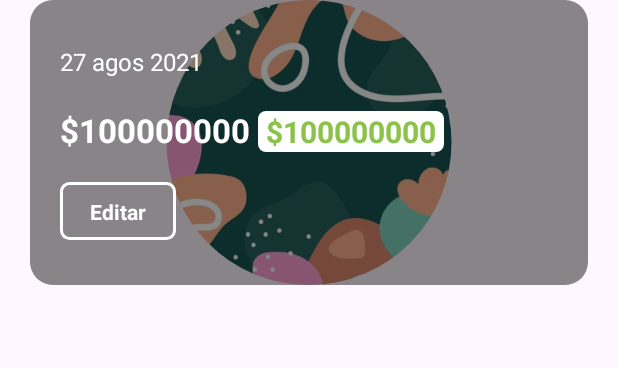
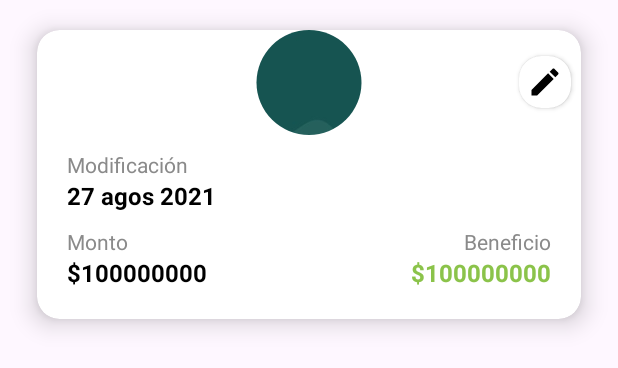
Before and after one commit to estarly07/wallet, an Android app: the layout item_cedetes.xml on its own in the app's theme, with its tools: preview values and no code run, on a phone screen of 412 x 824 dp. Shown: the top 368 px of the screen. Run offline under Robolectric (Android 15) with nearby library versions, the light colour scheme and no system bars; plain views replace RoundedImageView.

Commit message:
CREATION
- The  CdtAdapter design was modified and an animation was  implemented for each item

```diff
--- a/Wallet/app/src/main/java/com/estarly/wallet/data/mappers/CDTMapper.kt
+++ b/Wallet/app/src/main/java/com/estarly/wallet/data/mappers/CDTMapper.kt
@@ -11,24 +11,24 @@ import com.estarly.wallet.utils.parseDate
 import kotlin.math.roundToInt
 
 fun CDTModel .parseEntity() = CDTEntity(
-    id,
-    amount,
-    dateLastPaid,
-    getNameColorBackground(image),
-    days      = days,
-    tea       = tea,
-    tna       = tna,
-    rteFuente = rteFuente,
+    id           = id,
+    amount       = amount,
+    dateLastPaid = dateLastPaid,
+    image        = getNameColorBackground(image),
+    days         = days,
+    tea          = tea,
+    tna          = tna,
+    rteFuente    = rteFuente,
 )
 fun CDTEntity.parseModel () = CDTModel(
-    id,
-    amount,
-    dateLastPaid,
-    dateLastPaid.parseDate(),
-    getColorBackground(image),
-    tna       = tna,
-    tea       = tea,
-    days      = days,
-    rteFuente = rteFuente,
-    profit    = tea?.let { amount.getProfit(tea = tea,tna = tna!!, days = days!!, rteFuente = rteFuente) } ?: "-"
+    id           = id,
+    amount       = amount,
+    dateLastPaid = dateLastPaid,
+    image        =  getColorBackground(image),
+    tna          = tna,
+    tea          = tea,
+    days         = days,
+    rteFuente    = rteFuente,
+    profit       = tea?.let { amount.getProfit(tea = tea,tna = tna!!, days = days!!, rteFuente = rteFuente) } ?: "-",
+    dateLastPaidFormatted =  dateLastPaid.parseDate(),
 )
--- a/Wallet/app/src/main/java/com/estarly/wallet/presentation/adapters/CDTAdapter.kt
+++ b/Wallet/app/src/main/java/com/estarly/wallet/presentation/adapters/CDTAdapter.kt
@@ -1,5 +1,6 @@
 package com.estarly.wallet.presentation.adapters
 
+import android.annotation.SuppressLint
 import android.view.LayoutInflater
 import android.view.ViewGroup
 import androidx.recyclerview.widget.RecyclerView
@@ -16,13 +17,14 @@ class CDTAdapter(val list: List<CDTModel>,val onEdit:(CDTModel)->Unit) : Recycle
 
     override fun getItemCount(): Int = list.size
 
+    @SuppressLint("SetTextI18n")
     override fun onBindViewHolder(holder: Holder, position: Int) {
         with(holder.binding){
             val cdt = list[position]
             imgBackgroundItemCedetes.setImageResource(cdt.image)
             txtDateCDT.text   = cdt.dateLastPaidFormatted
-            txtAmountCDT.text = cdt.amount.formatSalary()
-            txtProfitCDT.text = cdt.profit
+            txtAmountCDT.text = "$ ${cdt.amount.formatSalary()}"
+            txtProfitCDT.text = "$ ${ cdt.profit }"
             btnEditCDT.setOnClickListener { onEdit(cdt) }
         }
     }
--- a/Wallet/app/src/main/java/com/estarly/wallet/presentation/screens/CDTActivity.kt
+++ b/Wallet/app/src/main/java/com/estarly/wallet/presentation/screens/CDTActivity.kt
@@ -4,11 +4,13 @@ import androidx.appcompat.app.AppCompatActivity
 import android.os.Bundle
 import androidx.activity.viewModels
 import androidx.recyclerview.widget.LinearLayoutManager
+import androidx.recyclerview.widget.RecyclerView
 import com.estarly.wallet.databinding.ActivityCedetesBinding
 import com.estarly.wallet.presentation.adapters.CDTAdapter
 import com.estarly.wallet.presentation.dialogs.CreateCDTSheetDialog
 import com.estarly.wallet.presentation.viewmodels.CDTViewModel
 import dagger.hilt.android.AndroidEntryPoint
+import kotlin.math.abs
 
 @AndroidEntryPoint
 class CDTActivity : AppCompatActivity() {
@@ -51,6 +53,19 @@ class CDTActivity : AppCompatActivity() {
         with(binding){
             btnBack.setOnClickListener { onBackPressed() }
             recyclerCedetes.layoutManager = LinearLayoutManager(this@CDTActivity, LinearLayoutManager.VERTICAL,false)
+            recyclerCedetes.addOnScrollListener(object : RecyclerView.OnScrollListener() {
+                override fun onScrolled(recyclerView: RecyclerView, dx: Int, dy: Int) {
+                    super.onScrolled(recyclerView, dx, dy)
+                    val layoutManager            = recyclerView.layoutManager as LinearLayoutManager
+                    val firstVisibleItemPosition = layoutManager.findFirstVisibleItemPosition()
+                    layoutManager.findViewByPosition(firstVisibleItemPosition)?.apply {
+                        val scaleFactor = 0.8f + (0.2f * (1 - abs(top.toFloat() / height)))
+                        scaleX = scaleFactor
+                        scaleY = scaleFactor
+                        alpha  = scaleFactor
+                    }
+                }
+            })
 
             btnCreateCDT.setOnClickListener {
                 CreateCDTSheetDialog.showBottomSheetDialog(this@CDTActivity,){amountInitial, tea, tna, time,rteFuente, image ->
--- a/Wallet/app/src/main/res/layout/item_cedetes.xml
+++ b/Wallet/app/src/main/res/layout/item_cedetes.xml
@@ -1,11 +1,26 @@
 <?xml version="1.0" encoding="utf-8"?>
-<RelativeLayout xmlns:android="http://schemas.android.com/apk/res/android"
+<androidx.cardview.widget.CardView xmlns:android="http://schemas.android.com/apk/res/android"
     xmlns:app="http://schemas.android.com/apk/res-auto"
+    xmlns:tools="http://schemas.android.com/tools"
     android:layout_width="match_parent"
-    android:layout_height="190dp"
-    android:layout_marginHorizontal="20dp"
-    android:layout_marginBottom="10dp"
-    android:orientation="vertical">
+    android:layout_height="wrap_content"
+    android:layout_marginHorizontal="10dp"
+    android:orientation="vertical"
+    app:cardBackgroundColor="@color/white"
+    app:cardCornerRadius="@dimen/cornersCard"
+    app:cardElevation="10dp"
+    app:cardUseCompatPadding="true">
+
+    <LinearLayout
+        android:layout_width="match_parent"
+        android:layout_height="wrap_content"
+        android:orientation="vertical"
+        android:paddingBottom="20dp">
+
+        <RelativeLayout
+            android:id="@+id/btnEditCDT"
+            android:layout_width="match_parent"
+            android:layout_height="70dp">
 
             <com.makeramen.roundedimageview.RoundedImageView
                 android:id="@+id/imgBackgroundItemCedetes"
@@ -13,74 +28,118 @@
                 android:layout_height="match_parent"
                 android:scaleType="centerCrop"
                 android:src="@drawable/two"
-        app:riv_corner_radius="@dimen/cornersCard" />
+                app:riv_corner_radius_top_left="@dimen/cornersCard"
+                app:riv_corner_radius_top_right="@dimen/cornersCard" />
 
-    <View
+            <androidx.cardview.widget.CardView
+                android:layout_width="wrap_content"
+                android:layout_height="wrap_content"
+                android:layout_alignParentEnd="true"
+                android:layout_centerVertical="true"
+                app:cardBackgroundColor="@color/white"
+                app:cardUseCompatPadding="true"
+                app:cardCornerRadius="@dimen/cornersCard">
+
+                <ImageView
                     android:layout_width="match_parent"
-        android:layout_height="wrap_content"
-        android:background="@drawable/background_rounded_transparent" />
-
+                    android:layout_height="match_parent"
+                    android:padding="5dp"
+                    android:src="@drawable/ic_edit" />
+            </androidx.cardview.widget.CardView>
+        </RelativeLayout>
 
         <LinearLayout
             android:layout_width="match_parent"
             android:layout_height="wrap_content"
-        android:orientation="vertical"
-        android:padding="20dp">
+            android:layout_marginHorizontal="20dp"
+            android:orientation="vertical">
+
+            <TextView
+                android:layout_width="wrap_content"
+                android:layout_height="wrap_content"
+                android:layout_marginTop="10dp"
+                android:ellipsize="end"
+                android:lines="1"
+                android:text="Modificación"
+                android:textColor="@color/grayLight"
+                android:textSize="@dimen/normal" />
 
             <TextView
                 android:id="@+id/txtDateCDT"
                 android:layout_width="match_parent"
                 android:layout_height="wrap_content"
-            android:layout_marginVertical="10dp"
                 android:ellipsize="end"
                 android:lines="1"
                 android:text="27 agos 2021"
-            android:textColor="@color/white"
-            android:textSize="@dimen/subtitle" />
+                android:textColor="@color/black"
+                android:textSize="@dimen/subtitle"
+                android:textStyle="bold" />
+        </LinearLayout>
 
         <LinearLayout
             android:layout_width="match_parent"
             android:layout_height="wrap_content"
-            android:orientation="horizontal">
+            android:orientation="horizontal"
+            android:paddingHorizontal="20dp">
+
+            <LinearLayout
+                android:layout_width="match_parent"
+                android:layout_height="wrap_content"
+                android:layout_weight="1"
+                android:orientation="vertical">
+
+                <TextView
+                    android:layout_width="wrap_content"
+                    android:layout_height="wrap_content"
+                    android:layout_marginTop="10dp"
+                    android:ellipsize="end"
+                    android:lines="1"
+                    android:text="Monto"
+                    android:textColor="@color/grayLight"
+                    android:textSize="@dimen/normal" />
 
                 <TextView
                     android:id="@+id/txtAmountCDT"
                     android:layout_width="wrap_content"
                     android:layout_height="wrap_content"
-                android:layout_marginVertical="10dp"
                     android:ellipsize="end"
                     android:lines="1"
-                android:layout_marginRight="5dp"
                     android:text="$100000000"
-                android:textColor="@color/white"
-                android:textSize="@dimen/titleScreen"
+                    android:textColor="@color/black"
+                    android:textSize="@dimen/subtitle"
                     android:textStyle="bold" />
+            </LinearLayout>
+
+            <LinearLayout
+                android:layout_width="match_parent"
+                android:layout_height="wrap_content"
+                android:layout_weight="1"
+                android:gravity="end|top"
+                android:orientation="vertical">
+
+                <TextView
+                    android:layout_width="wrap_content"
+                    android:layout_height="wrap_content"
+                    android:layout_marginTop="10dp"
+                    android:ellipsize="end"
+                    android:lines="1"
+                    android:text="Beneficio"
+                    android:textColor="@color/grayLight"
+                    android:textSize="@dimen/normal" />
+
                 <TextView
                     android:id="@+id/txtProfitCDT"
                     android:layout_width="wrap_content"
                     android:layout_height="wrap_content"
-                android:layout_marginVertical="10dp"
                     android:ellipsize="end"
                     android:lines="1"
                     android:text="$100000000"
-                android:paddingHorizontal="5dp"
-                android:backgroundTint="@color/white"
-                android:background="@drawable/background_corners_rounded"
                     android:textColor="@color/percentageSaving"
-                android:textSize="@dimen/title"
+                    android:textSize="@dimen/subtitle"
                     android:textStyle="bold" />
             </LinearLayout>
 
-        <TextView
-            android:id="@+id/btnEditCDT"
-            android:layout_width="wrap_content"
-            android:layout_height="wrap_content"
-            android:layout_marginVertical="10dp"
-            android:background="@drawable/background_outline"
-            android:paddingHorizontal="20dp"
-            android:paddingVertical="10dp"
-            android:textStyle="bold"
-            android:text="Editar"
-            android:textColor="@color/white" />
         </LinearLayout>
-</RelativeLayout>
+    </LinearLayout>
+
+</androidx.cardview.widget.CardView>
```
Lines whose indentation alone changed are shown as unchanged.
